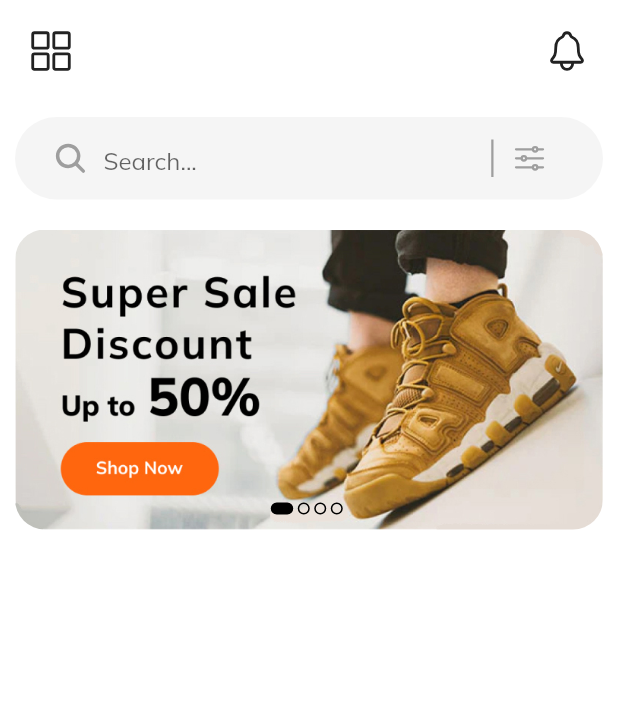
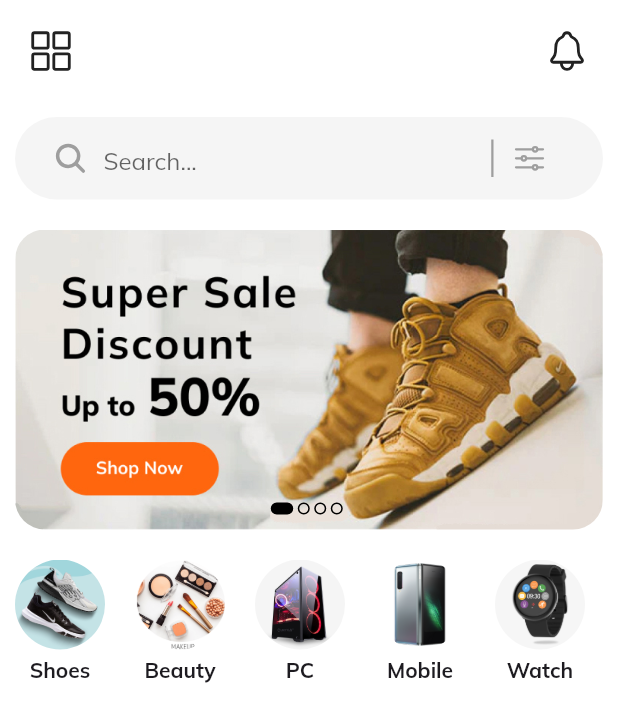
Before and after one commit to Victor-Zarzar/shopping-flutter, a Flutter app: the screen it shows after launch, on a phone screen of 412 x 824 dp. Shown: the top 722 px of the screen. Run offline on Flutter 3.47's test engine with Material 3 defaults, Android fonts, the phone set to English and light mode, and no system bars; our stand-ins replace google_fonts, ionicons.

Commit message:
create component categories, models/category.dart, and updates in homepage

```diff
--- /dev/null
+++ b/lib/components/categories_app.dart
@@ -0,0 +1,48 @@
+import 'package:flutter/material.dart';
+import 'package:shopping_app_flutter/models/category.dart';
+
+class Categories extends StatelessWidget {
+  const Categories({
+    super.key,
+  });
+
+  @override
+  Widget build(BuildContext context) {
+    return SizedBox(
+      height: 90,
+      child: ListView.separated(
+        scrollDirection: Axis.horizontal,
+        itemBuilder: (context, index) {
+          return Column(
+            children: [
+              Container(
+                height: 60,
+                width: 60,
+                decoration: BoxDecoration(
+                  shape: BoxShape.circle,
+                  image: DecorationImage(
+                    image: AssetImage(
+                      categories[index].image,
+                    ),
+                    fit: BoxFit.cover,
+                  ),
+                ),
+              ),
+              const SizedBox(
+                height: 5,
+              ),
+              Text(
+                categories[index].title,
+                style: const TextStyle(fontWeight: FontWeight.bold),
+              ),
+            ],
+          );
+        },
+        separatorBuilder: (context, index) => const SizedBox(
+          width: 20,
+        ),
+        itemCount: categories.length,
+      ),
+    );
+  }
+}
--- /dev/null
+++ b/lib/models/category.dart
@@ -0,0 +1,14 @@
+class Category {
+  final String title;
+  final String image;
+
+  Category({required this.title, required this.image});
+}
+
+final List<Category> categories = [
+  Category(title: "Shoes", image: "lib/assets/shoes.jpg"),
+  Category(title: "Beauty", image: "lib/assets/beauty.png"),
+  Category(title: "PC", image: "lib/assets/pc.jpg"),
+  Category(title: "Mobile", image: "lib/assets/mobile.jpg"),
+  Category(title: "Watch", image: "lib/assets/watch.png"),
+];
--- a/lib/pages/home_page.dart
+++ b/lib/pages/home_page.dart
@@ -2,6 +2,7 @@ import 'package:flutter/material.dart';
 import 'package:shopping_app_flutter/components/app_bar_home.dart';
 import 'package:shopping_app_flutter/components/app_theme.dart';
 import 'package:shopping_app_flutter/components/carrousel_app.dart';
+import 'package:shopping_app_flutter/components/categories_app.dart';
 import 'package:shopping_app_flutter/components/search_bar_app_home.dart';
 
 class HomePage extends StatefulWidget {
@@ -33,12 +34,17 @@ class _HomePageState extends State<HomePage> {
                 height: 20,
               ),
               CarrouselPages(
-                  onChange: (value) {
-                    setState(() {
-                      currentSlide = value;
-                    });
-                  },
-                  currentSlide: currentSlide),
+                onChange: (value) {
+                  setState(() {
+                    currentSlide = value;
+                  });
+                },
+                currentSlide: currentSlide,
+              ),
+              const SizedBox(
+                height: 20,
+              ),
+              const Categories(),
             ],
           ),
         ),
```
